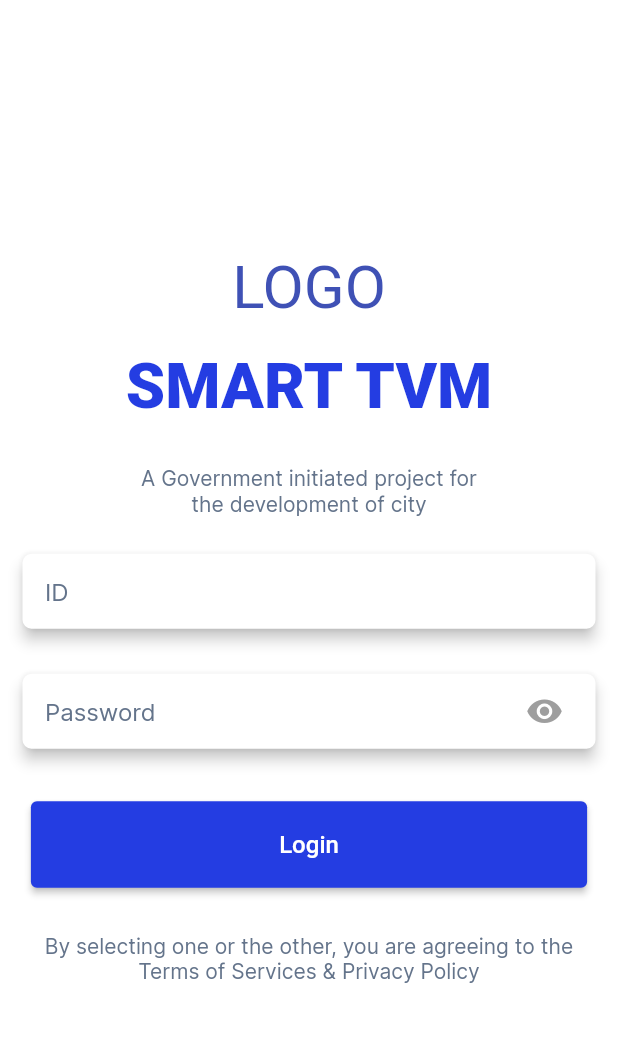
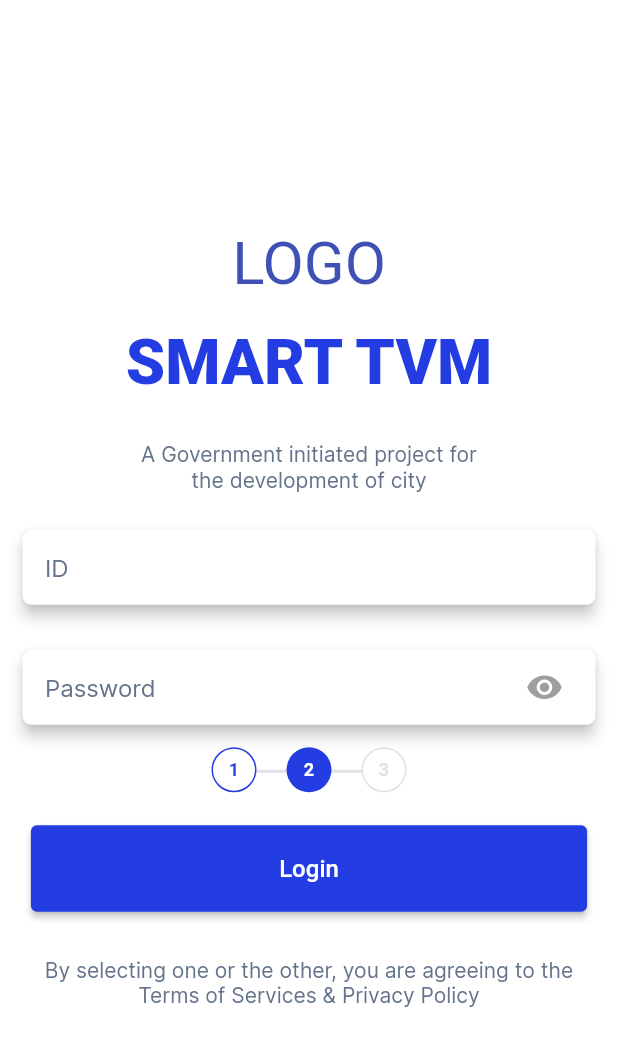
Before and after one commit to gouthamjp/anert, a Flutter app: the screen it shows after launch, on a phone screen of 412 x 824 dp. Shown: the top 1046 px of the screen. Run offline on Flutter 3.47's test engine with Material 2 defaults, Android fonts, the phone set to English and light mode, and no system bars; Roboto replaces fonts that are missing (Inter ExtraBold, Inter Medium, Inter SemiBold).

Commit message:
Stepper COunter added

```diff
--- a/lib/constants.dart
+++ b/lib/constants.dart
@@ -14,6 +14,7 @@ class GreenTvmTheme{
   static const Color primaryBlue= Color(0xFF243DE2);
   static const Color textColor = Color(0xFF0F172A);
   static const Color descriptionTextColor = Color(0xFF64748B);
+  static const Color secondaryGray = Color(0xFFE0E2E7);
 
 
   static const TextStyle appBarTextStyle = TextStyle(
--- a/lib/screens/landing_screen.dart
+++ b/lib/screens/landing_screen.dart
@@ -1,9 +1,12 @@
 import 'package:anert/constants.dart';
+import 'package:anert/utils/stepper_counter.dart';
 import 'package:flutter/material.dart';
 
 // custom imports
 
 import 'package:anert/utils/authentication_textfield.dart';
+import 'package:anert/utils/stepper_counter.dart';
+
 class LandingScreen extends StatefulWidget {
   const LandingScreen({ Key? key }) : super(key: key);
 
@@ -54,9 +57,9 @@ class _LandingScreenState extends State<LandingScreen> {
                             didEndTextEdit: () {}),
             ),
 
-                      Container(
-                        margin: const EdgeInsets.all(15),
-                        child: AuthenticationTextField(
+            Container(
+               margin: const EdgeInsets.all(15),
+               child: AuthenticationTextField(
                           hintText: 'Password',
                           isObscure: true,
                           keyboardType: KeyboardType.Password,
@@ -64,7 +67,9 @@ class _LandingScreenState extends State<LandingScreen> {
                           didEndTextEdit: () {},
                           textInputAction: TextInputAction.done,
                         ),
-                      ),
+            ),
+
+            StepperCounter(maxCount: 3, currentElement: 2,),
             Container(
                 margin: const EdgeInsets.only(top: 20, bottom: 30),
                 width: mquery.width * 0.9,
--- /dev/null
+++ b/lib/utils/stepper_counter.dart
@@ -0,0 +1,121 @@
+import 'package:flutter/material.dart';
+import '/constants.dart';
+
+class StepperCounter extends StatelessWidget {
+
+  final int currentElement;
+  final int maxCount;
+  const StepperCounter({
+    required this.currentElement,
+    required this.maxCount
+  });
+
+
+  Widget _buildCounterView() {
+
+    return Row(
+      mainAxisAlignment: MainAxisAlignment.center,
+      children: [
+        for(int element = 1; element <= maxCount; element++)
+          Container(
+            height: 30,
+            width: 30,
+            margin: EdgeInsets.only(
+              left: 10,
+              right: 10,
+            ),
+            child: _buildCounterElement(element)
+          )
+      ]
+    );
+  }
+
+  Widget _buildCounterElement(int element) {
+    if(element < currentElement) {
+      return _buildCompletedCounterElement(element);
+    }else if(element == currentElement) {
+      return _buildCurrentCounterElement(element);
+    }else {
+      return _inCompleteCounterElement(element);
+    }
+  }
+
+  Widget _inCompleteCounterElement(int element) {
+    return Container(
+      decoration: BoxDecoration(
+        color: Colors.white,
+        border: Border.all(color: GreenTvmTheme.secondaryGray),
+        borderRadius: BorderRadius.circular(15),
+      ),
+      alignment: Alignment.center,
+      child: Text(
+        '$element',
+        style: const TextStyle(
+          fontFamily: GreenTvmTheme.fontSemiBold,
+          color: GreenTvmTheme.secondaryGray,
+          fontWeight: FontWeight.w600,
+          fontSize: 12,
+        ),
+      ),
+    );
+  }
+
+  Widget _buildCompletedCounterElement(int element) {
+    return Container(
+      decoration: BoxDecoration(
+        color: Colors.white,
+        border: Border.all(color: GreenTvmTheme.primaryBlue),
+        borderRadius: BorderRadius.circular(15),
+      ),
+      alignment: Alignment.center,
+      child: Text(
+        '$element',
+        style: const TextStyle(
+          fontFamily: GreenTvmTheme.fontSemiBold,
+          color: GreenTvmTheme.primaryBlue,
+          fontSize: 12,
+          fontWeight: FontWeight.w600
+        ),
+      ),
+    );
+  }
+
+  Widget _buildCurrentCounterElement(int element) {
+    return Container(
+      decoration: BoxDecoration(
+        color: GreenTvmTheme.primaryBlue,
+        borderRadius: BorderRadius.circular(15),
+      ),
+      alignment: Alignment.center,
+      child: Text(
+        '$element',
+        style: const TextStyle(
+          fontFamily: GreenTvmTheme.fontSemiBold,
+          fontWeight: FontWeight.w600,
+          color: Colors.white ,
+          fontSize: 12,
+        ),
+      ),
+    );
+  }
+  @override
+  Widget build(BuildContext context) {
+    final mquery = MediaQuery.of(context).size;
+    return Padding(
+      padding: const EdgeInsets.symmetric(horizontal: 0),
+      child: Stack(
+        children: [
+          Padding(
+            padding: EdgeInsets.symmetric(
+                  horizontal: mquery.width*0.4, vertical: 8),
+            child: Divider(
+              color: GreenTvmTheme.secondaryGray,
+              thickness: 2,
+            ),
+          ),
+          _buildCounterView()
+        ],
+      )
+    );
+  }
+}
```
